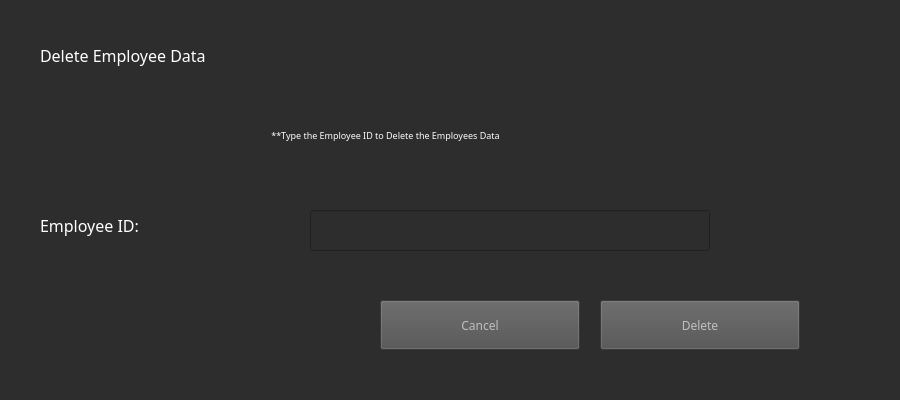
Old version of the form deleteemployee.ui in the repository Nirushana/QtEmployeeManagementSystem.
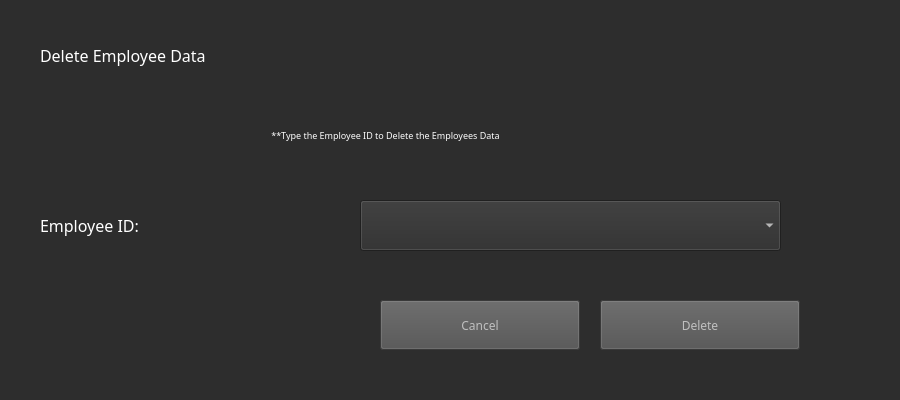
New version of the form.

Diff of the .ui file:
```diff
--- a/deleteemployee.ui
+++ b/deleteemployee.ui
@@ -98,30 +98,6 @@
      <string>Employee ID:</string>
     </property>
    </widget>
-   <widget class="QLineEdit" name="empIdtxt">
-    <property name="geometry">
-     <rect>
-      <x>310</x>
-      <y>210</y>
-      <width>400</width>
-      <height>41</height>
-     </rect>
-    </property>
-    <property name="minimumSize">
-     <size>
-      <width>400</width>
-      <height>0</height>
-     </size>
-    </property>
-    <property name="font">
-     <font>
-      <pointsize>12</pointsize>
-     </font>
-    </property>
-    <property name="styleSheet">
-     <string notr="true">color: #fff</string>
-    </property>
-   </widget>
    <widget class="QPushButton" name="cancelbtn">
     <property name="geometry">
      <rect>
@@ -207,6 +183,24 @@
      <string>Delete</string>
     </property>
    </widget>
+   <widget class="QComboBox" name="comboBox">
+    <property name="geometry">
+     <rect>
+      <x>360</x>
+      <y>200</y>
+      <width>421</width>
+      <height>51</height>
+     </rect>
+    </property>
+    <property name="font">
+     <font>
+      <family>Orbitron</family>
+     </font>
+    </property>
+    <property name="styleSheet">
+     <string notr="true">color: #fff</string>
+    </property>
+   </widget>
   </widget>
   <widget class="QMenuBar" name="menubar">
    <property name="geometry">
```
